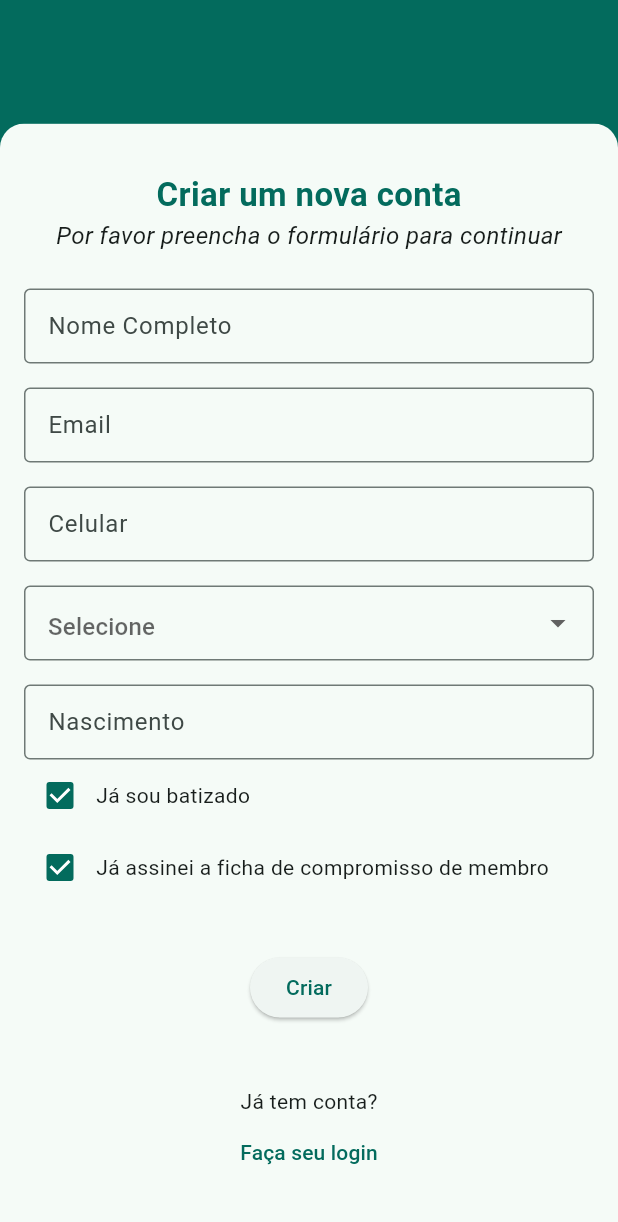
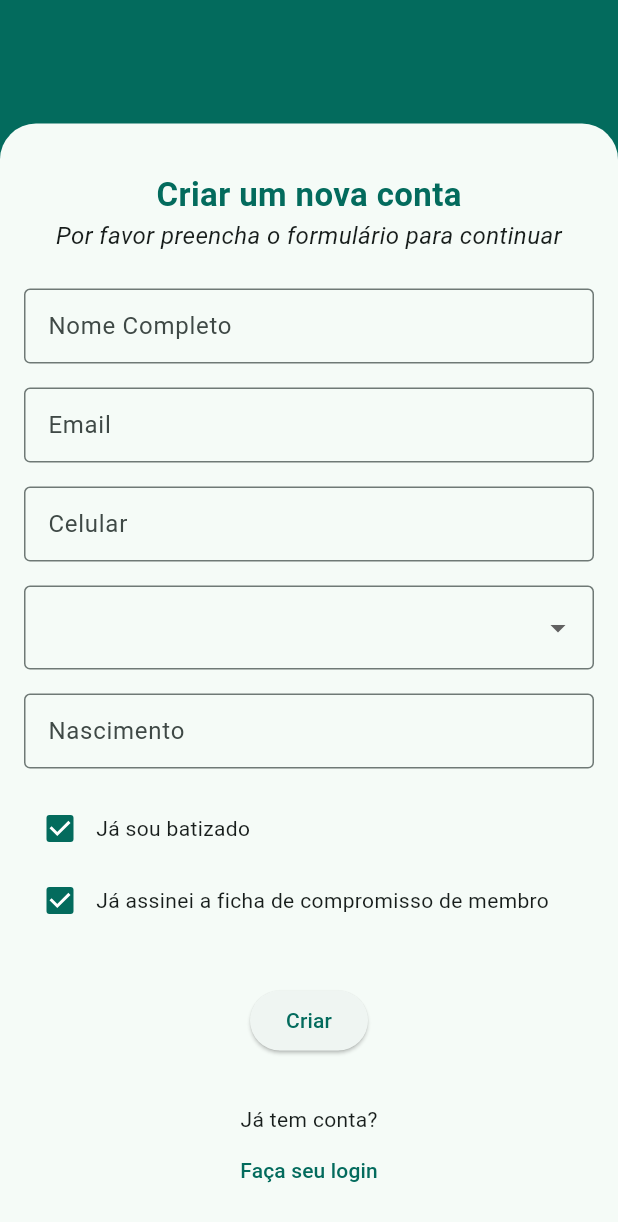
Before and after one commit to m7hsouza/app_nib, a Flutter app: the screen it shows after launch, after a tap on "Criar conta", on a phone screen of 412 x 824 dp. Shown: the top 1222 px of the screen. Run offline on Flutter 3.47's test engine with Material 2 defaults, Android fonts, the phone set to English and light mode, and no system bars.

Commit message:
refatorando formularios de login

```diff
--- a/lib/src/features/auth/screens/sign_in_screen.dart
+++ b/lib/src/features/auth/screens/sign_in_screen.dart
@@ -1,3 +1,4 @@
+import 'package:app_nib/src/commons/widgets/custom_text_form_field.dart';
 import 'package:flutter/material.dart';
 
 class SignInScreen extends StatelessWidget {
@@ -6,35 +7,27 @@ class SignInScreen extends StatelessWidget {
   @override
   Widget build(BuildContext context) {
     return Material(
-      child: Stack(
-        children: [
-          SizedBox(
-            width: MediaQuery.sizeOf(context).width,
-            height: MediaQuery.sizeOf(context).height,
-            child: ColoredBox(color: Theme.of(context).primaryColor),
+      child: Container(
+        color: Theme.of(context).primaryColor,
+        alignment: Alignment.bottomCenter,
+        child: Container(
+          height: MediaQuery.sizeOf(context).height * 0.9,
+          padding: const EdgeInsets.symmetric(horizontal: 16, vertical: 16),
+          decoration: BoxDecoration(
+            color: Theme.of(context).scaffoldBackgroundColor,
+            borderRadius: const BorderRadius.vertical(top: Radius.circular(24)),
           ),
-          Positioned(
-            bottom: 0,
-            child: ClipRRect(
-              borderRadius: const BorderRadius.vertical(top: Radius.circular(16)),
-              child: SizedBox(
-                width: MediaQuery.sizeOf(context).width,
-                height: MediaQuery.sizeOf(context).height / 1.125,
-                child: ColoredBox(
-                  color: Theme.of(context).scaffoldBackgroundColor,
-                  child: Padding(
-                    padding: const EdgeInsets.symmetric(horizontal: 16),
+          child: Form(
             child: Column(
-                      mainAxisAlignment: MainAxisAlignment.center,
               children: [
                 const Spacer(flex: 2),
                 Padding(
                   padding: const EdgeInsets.only(bottom: 24),
                   child: Image.asset("assets/images/nib_logo.png", width: 160),
                 ),
-                        const TextField(decoration: InputDecoration(labelText: "Matricula")),
+                const CustomTextFormField(labelText: "Matricula"),
                 const SizedBox(height: 16),
-                        const TextField(decoration: InputDecoration(labelText: "Senha")),
+                const CustomTextFormField(labelText: "Senha"),
                 Padding(
                   padding: const EdgeInsets.only(top: 32, bottom: 8),
                   child: ElevatedButton(onPressed: () {}, child: const Text("Entrar")),
@@ -48,16 +41,12 @@ class SignInScreen extends StatelessWidget {
                     Navigator.pushReplacementNamed(context, '/sign-up');
                   },
                 ),
-                        const SizedBox(height: 32)
+                const SizedBox(height: 16)
               ],
             ),
           ),
         ),
       ),
-            ),
-          ),
-        ],
-      ),
     );
   }
 }
--- a/lib/src/features/auth/screens/sign_up_screen.dart
+++ b/lib/src/features/auth/screens/sign_up_screen.dart
@@ -7,29 +7,21 @@ class SignUpScreen extends StatelessWidget {
   @override
   Widget build(BuildContext context) {
     return Material(
-      child: Stack(
+      child: Container(
+        color: Theme.of(context).primaryColor,
+        alignment: Alignment.bottomCenter,
+        child: Container(
+          height: MediaQuery.sizeOf(context).height * 0.9,
+          padding: const EdgeInsets.symmetric(horizontal: 16, vertical: 16),
+          decoration: BoxDecoration(
+            color: Theme.of(context).scaffoldBackgroundColor,
+            borderRadius: const BorderRadius.vertical(top: Radius.circular(24)),
+          ),
+          child: Form(
+            child: SingleChildScrollView(
+              child: Column(
                 children: [
-          SizedBox(
-            width: MediaQuery.sizeOf(context).width,
-            height: MediaQuery.sizeOf(context).height,
-            child: ColoredBox(color: Theme.of(context).primaryColor),
-          ),
-          Positioned(
-            bottom: 0,
-            child: ClipRRect(
-              borderRadius: const BorderRadius.vertical(top: Radius.circular(16)),
-              child: SizedBox(
-                width: MediaQuery.sizeOf(context).width,
-                height: MediaQuery.sizeOf(context).height * 0.9,
-                child: ColoredBox(
-                  color: Theme.of(context).scaffoldBackgroundColor,
-                  child: Padding(
-                    padding: const EdgeInsets.symmetric(horizontal: 16),
-                    child: Form(
-                      child: Column(
-                        mainAxisAlignment: MainAxisAlignment.center,
-                        children: [
-                          const SizedBox(height: 32),
+                  const SizedBox(height: 16),
                   Text(
                     "Criar um nova conta",
                     style: TextStyle(
@@ -40,6 +32,7 @@ class SignUpScreen extends StatelessWidget {
                   ),
                   const Text(
                     "Por favor preencha o formulário para continuar",
+                    textAlign: TextAlign.center,
                     style: TextStyle(
                       fontSize: 16,
                       fontStyle: FontStyle.italic,
@@ -47,31 +40,26 @@ class SignUpScreen extends StatelessWidget {
                     ),
                   ),
                   const SizedBox(height: 24),
-                          CustomTextFormField(labelText: "Nome Completo"),
+                  const CustomTextFormField(labelText: "Nome Completo"),
                   const SizedBox(height: 16),
-                          CustomTextFormField(labelText: "Email"),
+                  const CustomTextFormField(labelText: "Email"),
                   const SizedBox(height: 16),
-                          CustomTextFormField(labelText: "Celular"),
+                  const CustomTextFormField(labelText: "Celular"),
                   const SizedBox(height: 16),
-                          SizedBox(
-                            height: 50,
-                            child: DropdownButtonHideUnderline(
+                  DropdownButtonHideUnderline(
                     child: DropdownButtonFormField(
                       padding: const EdgeInsets.all(0),
                       isDense: true,
                       onChanged: (value) {},
-                                hint: SizedBox(
-                                  child: Text("Selecione"),
-                                ),
                       items: [
                         "Masculino",
                         "Feminino"
-                                ].map((e) => DropdownMenuItem(child: Text(e), value: e)).toList(),
-                              ),
+                      ].map((e) => DropdownMenuItem( value: e, child: Text(e))).toList(),
                     ),
                   ),
                   const SizedBox(height: 16),
-                          CustomTextFormField(labelText: "Nascimento"),
+                  const CustomTextFormField(labelText: "Nascimento"),
+                  const SizedBox(height: 16),
                   Row(
                     children: [
                       Checkbox(value: true, onChanged: (value) {}),
@@ -81,14 +69,15 @@ class SignUpScreen extends StatelessWidget {
                   Row(
                     children: [
                       Checkbox(value: true, onChanged: (value) {}),
-                              const Text("Já assinei a ficha de compromisso de membro")
+                      const Expanded(
+                        child: Text("Já assinei a ficha de compromisso de membro"),
+                      )
                     ],
                   ),
                   Padding(
-                            padding: const EdgeInsets.only(top: 32, bottom: 8),
+                    padding: const EdgeInsets.symmetric(vertical: 32),
                     child: ElevatedButton(onPressed: () {}, child: const Text("Criar")),
                   ),
-                          const Spacer(),
                   const Text("Já tem conta?"),
                   TextButton(
                     child: const Text("Faça seu login"),
@@ -96,17 +85,12 @@ class SignUpScreen extends StatelessWidget {
                       Navigator.pushReplacementNamed(context, '/sign-in');
                     },
                   ),
-                          const SizedBox(height: 32)
                 ],
               ),
             ),
           ),
         ),
       ),
-            ),
-          ),
-        ],
-      ),
     );
   }
 }
```
Lines whose indentation alone changed are shown as unchanged.
